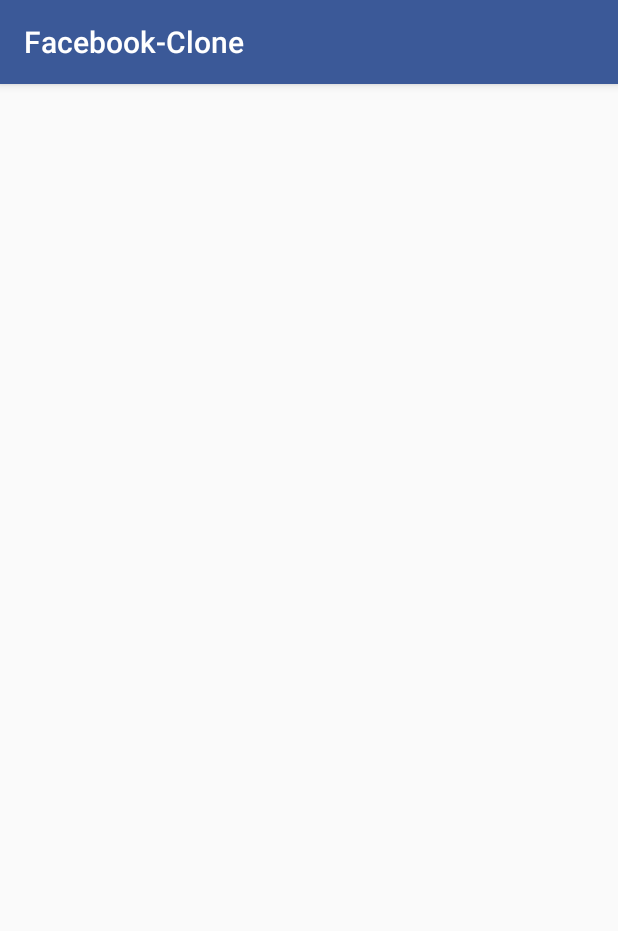
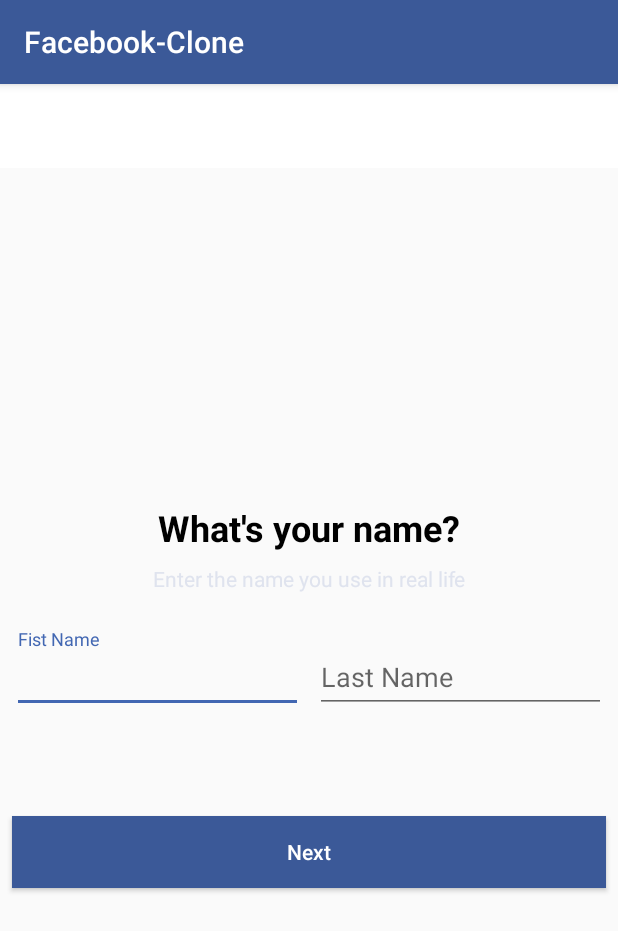
Before and after one commit to eslamalaaeddin/FacebookLike, an Android app: the fragment UserNameFragment shown on its own in the app's theme, on a phone screen of 412 x 824 dp. Shown: the top 931 px of the screen. Run offline under Robolectric (Android 15) with nearby library versions, the light colour scheme and no system bars.

Commit message:
implementing user name fragment

```diff
--- a/app/build.gradle
+++ b/app/build.gradle
@@ -41,6 +41,7 @@
     implementation "org.jetbrains.kotlin:kotlin-stdlib:$kotlin_version"
     implementation 'androidx.core:core-ktx:1.3.2'
     implementation 'androidx.appcompat:appcompat:1.2.0'
+    implementation 'com.android.support:design:28.0.0'
     implementation 'androidx.constraintlayout:constraintlayout:2.0.4'
     implementation 'com.google.firebase:firebase-auth:20.0.0'
     implementation 'com.google.firebase:firebase-firestore:22.0.0'
--- a/app/src/main/res/layout/fragment_user_name.xml
+++ b/app/src/main/res/layout/fragment_user_name.xml
@@ -1,6 +1,93 @@
 <?xml version="1.0" encoding="utf-8"?>
-<androidx.constraintlayout.widget.ConstraintLayout
-    xmlns:android="http://schemas.android.com/apk/res/android" android:layout_width="match_parent"
-    android:layout_height="match_parent">
+<LinearLayout xmlns:android="http://schemas.android.com/apk/res/android"
+    xmlns:app="http://schemas.android.com/apk/res-auto"
+    android:layout_width="match_parent"
+    android:layout_height="match_parent"
+    android:orientation="vertical">
 
-</androidx.constraintlayout.widget.ConstraintLayout>
+    <include layout="@layout/toolbar_layout" />
+
+    <LinearLayout
+        android:layout_width="match_parent"
+        android:layout_height="match_parent"
+        android:gravity="center"
+        android:orientation="vertical">
+
+        <TextView
+            android:layout_width="match_parent"
+            android:layout_height="wrap_content"
+            android:layout_marginBottom="8dp"
+            android:gravity="center"
+            android:text="What's your name?"
+            android:textColor="@color/black"
+            android:textSize="24sp"
+            android:textStyle="bold"
+
+            />
+
+        <TextView
+            android:layout_width="match_parent"
+            android:layout_height="wrap_content"
+            android:layout_marginBottom="16dp"
+            android:gravity="center"
+            android:text="Enter the name you use in real life"
+            android:textColor="@color/medium_gray"
+            android:textSize="14sp"
+
+            />
+
+        <LinearLayout
+            android:layout_width="match_parent"
+            android:layout_height="wrap_content"
+            android:layout_marginBottom="32dp"
+            android:orientation="horizontal"
+            android:padding="4dp">
+
+            <com.google.android.material.textfield.TextInputLayout
+                android:id="@+id/firstNameTextInput"
+                android:layout_width="0dp"
+                android:layout_height="wrap_content"
+                android:layout_margin="4dp"
+                android:layout_weight="1"
+                app:errorEnabled="true">
+
+                <com.google.android.material.textfield.TextInputEditText
+                    android:layout_width="match_parent"
+                    android:layout_height="match_parent"
+                    android:hint="Fist Name"
+                    android:inputType="text" />
+
+            </com.google.android.material.textfield.TextInputLayout>
+
+            <com.google.android.material.textfield.TextInputLayout
+                android:id="@+id/lastNameTextInput"
+                android:layout_width="0dp"
+                android:layout_height="wrap_content"
+                android:layout_margin="4dp"
+                android:layout_weight="1"
+                app:errorEnabled="true">
+
+                <com.google.android.material.textfield.TextInputEditText
+                    android:layout_width="match_parent"
+                    android:layout_height="match_parent"
+                    android:hint="Last Name"
+                    android:inputType="text" />
+
+            </com.google.android.material.textfield.TextInputLayout>
+
+        </LinearLayout>
+
+        <Button
+            android:id="@+id/nextButtonInNameFragment"
+            android:layout_width="match_parent"
+            android:layout_height="wrap_content"
+            android:layout_margin="8dp"
+            android:background="@color/medium_blue"
+            android:text="Next"
+            android:textAllCaps="false"
+            android:textColor="@color/white" />
+
+    </LinearLayout>
+
+
+</LinearLayout>
--- a/app/src/main/res/layout/fragment_users_recent.xml
+++ b/app/src/main/res/layout/fragment_users_recent.xml
@@ -3,4 +3,5 @@
     xmlns:android="http://schemas.android.com/apk/res/android" android:layout_width="match_parent"
     android:layout_height="match_parent">
 
+
 </androidx.constraintlayout.widget.ConstraintLayout>
--- /dev/null
+++ b/app/src/main/res/layout/toolbar_layout.xml
@@ -0,0 +1,11 @@
+<?xml version="1.0" encoding="utf-8"?>
+<androidx.appcompat.widget.Toolbar xmlns:android="http://schemas.android.com/apk/res/android"
+    android:layout_width="match_parent"
+    android:layout_height="wrap_content"
+    xmlns:app="http://schemas.android.com/apk/res-auto"
+    android:background="@color/white"
+    android:id="@+id/toolbar"
+    android:theme="@style/ThemeOverlay.AppCompat.Dark.ActionBar"
+    app:popupTheme="@style/ThemeOverlay.AppCompat.Dark">
+
+</androidx.appcompat.widget.Toolbar>
--- a/app/src/main/res/values/colors.xml
+++ b/app/src/main/res/values/colors.xml
@@ -10,4 +10,5 @@
     <color name="light_blue">#8b9dc3</color>
     <color name="medium_gray">#dfe3ee</color>
     <color name="light_gray">#f7f7f7</color>
+    <color name="black">#000000</color>
 </resources>
```
